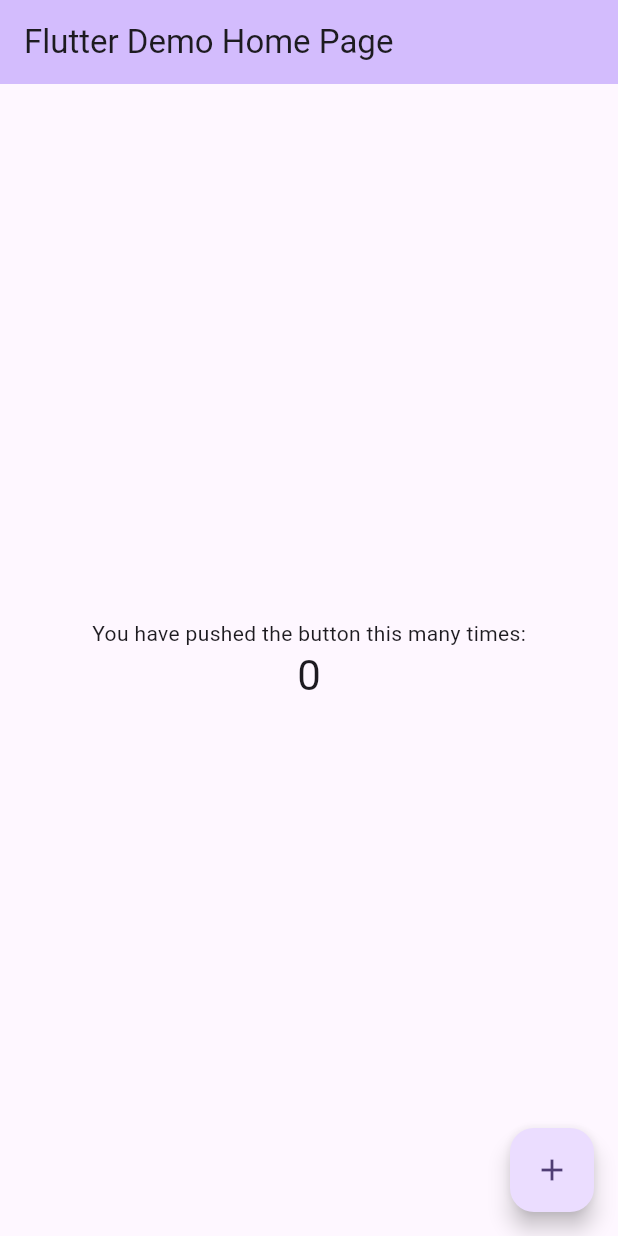
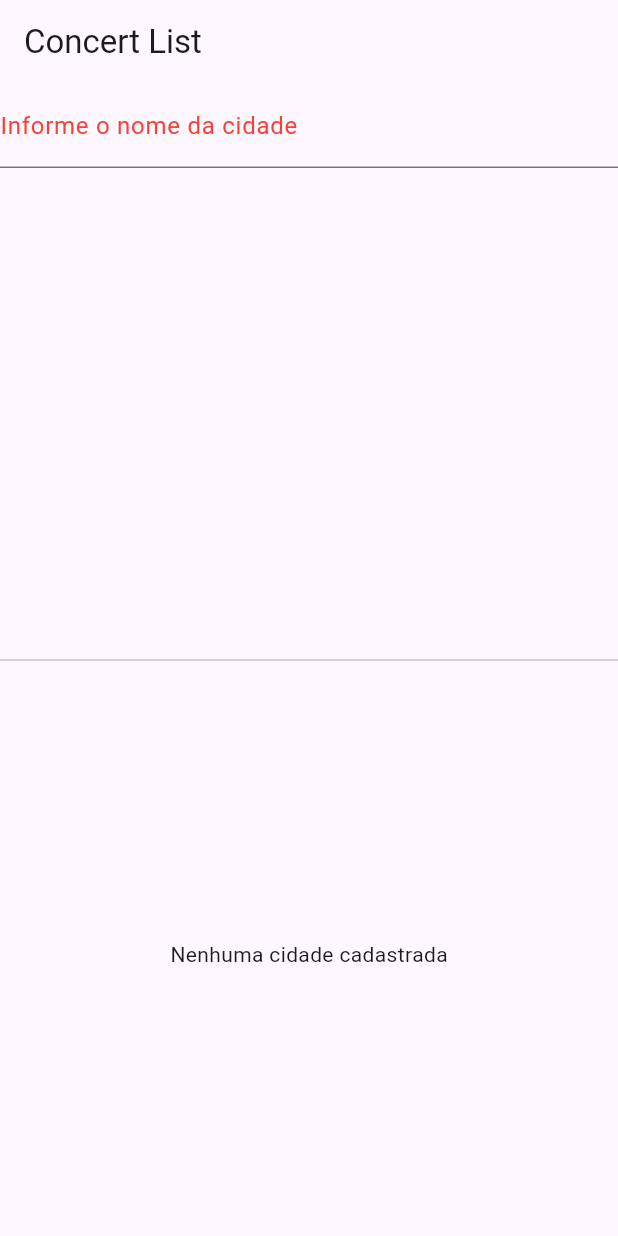
Before and after one commit to mviniciussantos/flutter_weather, a Flutter app: the screen it shows after launch, on a phone screen of 412 x 824 dp. Run offline on Flutter 3.47's test engine with Material 3 defaults, Android fonts, the phone set to English and light mode, and no system bars; our stand-ins replace bloc, dartz, dio, equatable, flutter_bloc, hive and 1 more; accounts and stored records are empty.

Commit message:
Add view pages

```diff
--- a/lib/home/bloc/home/home_bloc.dart
+++ b/lib/home/bloc/home/home_bloc.dart
@@ -1,13 +1,61 @@
+import 'dart:async';
+
 import 'package:bloc/bloc.dart';
+import 'package:equatable/equatable.dart';
+import 'package:hive/hive.dart';
 import 'package:meta/meta.dart';
+import 'package:open_weather_api/open_weather_api.dart';
 
 part 'home_event.dart';
+
 part 'home_state.dart';
 
 class HomeBloc extends Bloc<HomeEvent, HomeState> {
+  final _cityBox = 'cityBox';
+
   HomeBloc() : super(HomeInitial()) {
-    on<HomeEvent>((event, emit) {
-      // TODO: implement event handler
-    });
+    on<AddItemEvent>(_onAddItemEvent);
+    on<RemoveItemEvent>(_onRemoveItemEvent);
+    on<LoadLocalDataEvent>(_onLoadLocalDataEvent);
+
+    add(LoadLocalDataEvent());
+  }
+
+  FutureOr<void> _onAddItemEvent(
+      AddItemEvent event, Emitter<HomeState> emit) async {
+    if (state is ItemsLoaded) {
+      final currentState = state as ItemsLoaded;
+      final updatedList = List<City>.from(currentState.items)..add(event.city);
+      emit(ItemsLoaded(items: updatedList));
+    } else {
+      emit(ItemsLoaded(items: [event.city]));
+    }
+    var cityBox = await Hive.openBox<City>(_cityBox);
+    cityBox.put(event.city.name, event.city);
+  }
+
+  FutureOr<void> _onRemoveItemEvent(
+      RemoveItemEvent event, Emitter<HomeState> emit) async {
+    if (state is ItemsLoaded) {
+      final currentState = state as ItemsLoaded;
+
+      final updatedList = List<City>.from(currentState.items)
+        ..removeWhere((city) => city.name == event.city.name);
+
+      var cityBox = await Hive.openBox<City>(_cityBox);
+
+      await cityBox.delete(event.city.name);
+
+      emit(ItemsLoaded(items: updatedList));
+    }
+  }
+
+  FutureOr<void> _onLoadLocalDataEvent(
+      LoadLocalDataEvent event, Emitter<HomeState> emit) async {
+    var cityBox = await Hive.openBox<City>(_cityBox);
+
+    if (cityBox.isNotEmpty) {
+      emit(ItemsLoaded(items: cityBox.values.toList()));
+    }
   }
 }
--- a/lib/home/bloc/home/home_event.dart
+++ b/lib/home/bloc/home/home_event.dart
@@ -1,4 +1,18 @@
 part of 'home_bloc.dart';
 
 @immutable
-sealed class HomeEvent {}
+sealed class HomeEvent extends Equatable {}
+
+class AddItemEvent extends HomeEvent {
+  final City city;
+
+  AddItemEvent(this.city);
+
+  @override
+  List<Object> get props => [city];
+}
+
+class LoadLocalDataEvent extends HomeEvent {
+  @override
+  List<Object?> get props => [];
+}
--- a/lib/home/bloc/home/home_state.dart
+++ b/lib/home/bloc/home/home_state.dart
@@ -4,3 +4,20 @@ part of 'home_bloc.dart';
 sealed class HomeState {}
 
 final class HomeInitial extends HomeState {}
+
+class ItemsLoaded extends HomeState {
+  final List<City> items;
+
+  ItemsLoaded({required this.items});
+
+  List<Object> get props => [items];
+}
+
+class RemoveItemEvent extends HomeEvent {
+  final City city;
+
+  RemoveItemEvent(this.city);
+
+  @override
+  List<Object> get props => [city];
+}
--- a/lib/home/bloc/search/search_event.dart
+++ b/lib/home/bloc/search/search_event.dart
@@ -2,3 +2,11 @@ part of 'search_bloc.dart';
 
 @immutable
 sealed class SearchEvent {}
+
+class SearchCityName extends SearchEvent {
+  final String name;
+
+  SearchCityName({required this.name});
+}
+
+class SearchReset extends SearchEvent {}
--- a/lib/home/bloc/search/search_state.dart
+++ b/lib/home/bloc/search/search_state.dart
@@ -1,6 +1,15 @@
 part of 'search_bloc.dart';
 
-@immutable
 sealed class SearchState {}
 
-final class SearchInitial extends SearchState {}
+final class SearchInitialState extends SearchState {}
+
+final class SearchLoadingState extends SearchState {}
+
+final class SearchErrorState extends SearchState {}
+
+class SearchSuccess extends SearchState {
+  final List<City> cities;
+
+  SearchSuccess({required this.cities});
+}
--- /dev/null
+++ b/lib/home/view/pages/home_page.dart
@@ -0,0 +1,31 @@
+import 'package:flutter/material.dart';
+import 'package:flutter_weather/home/view/widgets/city_list_widget.dart';
+import 'package:flutter_weather/home/view/widgets/search_widget.dart';
+
+class HomePage extends StatelessWidget {
+  const HomePage({super.key});
+
+  @override
+  Widget build(BuildContext context) {
+    return Scaffold(
+      appBar: AppBar(
+        title: const Text('Concert List'),
+      ),
+      body: const SafeArea(
+        child: Column(
+          children: [
+            Expanded(
+              flex: 1,
+              child: SearchWidget(),
+            ),
+            Divider(),
+            Expanded(
+              flex: 1,
+              child: CityListWidget(),
+            )
+          ],
+        ),
+      ),
+    );
+  }
+}
--- /dev/null
+++ b/lib/home/view/widgets/city_list_widget.dart
@@ -0,0 +1,51 @@
+import 'package:flutter/material.dart';
+import 'package:flutter_bloc/flutter_bloc.dart';
+import 'package:flutter_weather/home/bloc/home/home_bloc.dart';
+import 'package:flutter_weather/weather/view/pages/weather_page.dart';
+
+class CityListWidget extends StatelessWidget {
+  const CityListWidget({super.key});
+
+  @override
+  Widget build(BuildContext context) {
+    return BlocBuilder<HomeBloc, HomeState>(
+      builder: (context, state) {
+        if (state is ItemsLoaded) {
+          if (state.items.isEmpty) {
+            return const Center(
+              child: Text('Nenhuma cidade cadastrada'),
+            );
+          }
+          return Expanded(
+            child: ListView.builder(
+              itemCount: state.items.length,
+              itemBuilder: (context, index) {
+                return ListTile(
+                  title: GestureDetector(
+                    child: Text(state.items[index].name),
+                    onTap: () => Navigator.of(context).push(
+                      MaterialPageRoute(
+                        builder: (context) => WeatherPage(
+                          city: state.items[index],
+                        ),
+                      ),
+                    ),
+                  ),
+                  trailing: IconButton(
+                    icon: const Icon(Icons.delete),
+                    onPressed: () => context
+                        .read<HomeBloc>()
+                        .add(RemoveItemEvent(state.items[index])),
+                  ),
+                );
+              },
+            ),
+          );
+        }
+        return const Center(
+          child: Text('Nenhuma cidade cadastrada'),
+        );
+      },
+    );
+  }
+}
--- /dev/null
+++ b/lib/home/view/widgets/search_widget.dart
@@ -0,0 +1,91 @@
+import 'package:flutter/material.dart';
+import 'package:flutter_bloc/flutter_bloc.dart';
+import 'package:flutter_weather/home/bloc/home/home_bloc.dart';
+import 'package:flutter_weather/home/bloc/search/search_bloc.dart';
+import 'package:hive/hive.dart';
+import 'package:open_weather_api/open_weather_api.dart';
+
+class SearchWidget extends StatefulWidget {
+  const SearchWidget({super.key});
+
+  @override
+  State<SearchWidget> createState() => _SearchWidgetState();
+}
+
+class _SearchWidgetState extends State<SearchWidget> {
+  final TextEditingController _controller = TextEditingController();
+  final _cityBox = 'cityBox';
+
+  @override
+  void initState() {
+    super.initState();
+    _controller.addListener(_onTextChanged);
+  }
+
+  @override
+  Widget build(BuildContext context) {
+    return Column(
+      children: [
+        TextField(
+          controller: _controller,
+          decoration: const InputDecoration(
+              labelText: 'Informe o nome da cidade',
+              labelStyle: TextStyle(color: Colors.red)),
+          onChanged: (value) => _onTextChanged,
+        ),
+        BlocBuilder<SearchBloc, SearchState>(
+          builder: (context, state) {
+            if (state is SearchLoadingState) {
+              return const Center(child: CircularProgressIndicator());
+            } else if (state is SearchErrorState) {
+              return const Center(
+                child: Text(
+                    'Houve um problema na busca, tente novamente mais tarde'),
+              );
+            } else if (state is SearchSuccess) {
+              return Expanded(
+                child: ListView.builder(
+                  itemCount: state.cities.length,
+                  itemBuilder: (context, index) {
+                    var city = state.cities[index];
+                    return ListTile(
+                        title: Text('${city.name}  -  ${city.country}'),
+                        onTap: () => _onAddItem(city));
+                  },
+                ),
+              );
+            }
+
+            return Container();
+          },
+        )
+      ],
+    );
+  }
+
+  void _onAddItem(City city) {
+    _saveLocal(city);
+    context.read<HomeBloc>().add(AddItemEvent(city));
+    context.read<SearchBloc>().add(SearchReset());
+    _controller.clear();
+  }
+
+  void _saveLocal(City city) async {
+    var cityBox = await Hive.openBox<City>(_cityBox);
+    await cityBox.put(city.name, city);
+  }
+
+  void _onTextChanged() {
+    final query = _controller.text;
+    if (query.isNotEmpty) {
+      context.read<SearchBloc>().add(SearchCityName(name: query));
+    }
+  }
+
+  @override
+  void dispose() {
+    _controller.removeListener(_onTextChanged);
+    _controller.dispose();
+    super.dispose();
+  }
+}
--- a/lib/main.dart
+++ b/lib/main.dart
@@ -1,125 +1,70 @@
 import 'package:flutter/material.dart';
+import 'package:flutter_bloc/flutter_bloc.dart';
+import 'package:flutter_weather/weather/bloc/weather_bloc.dart';
+import 'package:hive_flutter/hive_flutter.dart';
+import 'package:open_weather_api/open_weather_api.dart';
+import 'package:provider/provider.dart';
+import 'package:weather_repository/weather_repository.dart';
 
-void main() {
-  runApp(const MyApp());
+import 'home/bloc/home/home_bloc.dart';
+import 'home/bloc/search/search_bloc.dart';
+import 'home/view/pages/home_page.dart';
+
+void main() async {
+  WidgetsFlutterBinding.ensureInitialized();
+  await Hive.initFlutter();
+
+  _registerHiveAdapters();
+
+  runApp(
+    MultiProvider(
+      providers: [
+        Provider<IHttpClient>(create: (_) => HttpClient()),
+        Provider<IWeatherService>(
+            create: (context) =>
+                OpenWeatherApiClient(httpClient: context.read<IHttpClient>())),
+        Provider<IWeatherRepository>(
+            create: (context) =>
+                WeatherRepository(service: context.read<IWeatherService>())),
+        BlocProvider(
+          create: (context) => SearchBloc(context.read<IWeatherRepository>()),
+        ),
+        BlocProvider(
+          create: (context) => HomeBloc(),
+        ),
+        BlocProvider(
+          create: (context) => WeatherBloc(context.read<IWeatherRepository>()),
+        ),
+      ],
+      child: const MyApp(),
+    ),
+  );
+}
+
+void _registerHiveAdapters() {
+  Hive.registerAdapter(WeatherResponseAdapter());
+  Hive.registerAdapter(WeatherAdapter());
+  Hive.registerAdapter(CityAdapter());
+  Hive.registerAdapter(MainAdapter());
+  Hive.registerAdapter(WindAdapter());
+  Hive.registerAdapter(CloudsAdapter());
+  Hive.registerAdapter(SysAdapter());
+  Hive.registerAdapter(CoordAdapter());
+  Hive.registerAdapter(ForecastAdapter());
 }
 
 class MyApp extends StatelessWidget {
   const MyApp({super.key});
 
-  // This widget is the root of your application.
   @override
   Widget build(BuildContext context) {
     return MaterialApp(
       title: 'Flutter Demo',
       theme: ThemeData(
-        // This is the theme of your application.
-        //
-        // TRY THIS: Try running your application with "flutter run". You'll see
-        // the application has a purple toolbar. Then, without quitting the app,
-        // try changing the seedColor in the colorScheme below to Colors.green
-        // and then invoke "hot reload" (save your changes or press the "hot
-        // reload" button in a Flutter-supported IDE, or press "r" if you used
-        // the command line to start the app).
-        //
-        // Notice that the counter didn't reset back to zero; the application
-        // state is not lost during the reload. To reset the state, use hot
-        // restart instead.
-        //
-        // This works for code too, not just values: Most code changes can be
-        // tested with just a hot reload.
         colorScheme: ColorScheme.fromSeed(seedColor: Colors.deepPurple),
         useMaterial3: true,
       ),
-      home: const MyHomePage(title: 'Flutter Demo Home Page'),
+      home: const HomePage(),
     );
   }
 }
-
-class MyHomePage extends StatefulWidget {
-  const MyHomePage({super.key, required this.title});
-
-  // This widget is the home page of your application. It is stateful, meaning
-  // that it has a State object (defined below) that contains fields that affect
-  // how it looks.
-
-  // This class is the configuration for the state. It holds the values (in this
-  // case the title) provided by the parent (in this case the App widget) and
-  // used by the build method of the State. Fields in a Widget subclass are
-  // always marked "final".
-
-  final String title;
-
-  @override
-  State<MyHomePage> createState() => _MyHomePageState();
-}
-
-class _MyHomePageState extends State<MyHomePage> {
-  int _counter = 0;
-
-  void _incrementCounter() {
-    setState(() {
-      // This call to setState tells the Flutter framework that something has
-      // changed in this State, which causes it to rerun the build method below
-      // so that the display can reflect the updated values. If we changed
-      // _counter without calling setState(), then the build method would not be
-      // called again, and so nothing would appear to happen.
-      _counter++;
-    });
-  }
-
-  @override
-  Widget build(BuildContext context) {
-    // This method is rerun every time setState is called, for instance as done
-    // by the _incrementCounter method above.
-    //
-    // The Flutter framework has been optimized to make rerunning build methods
-    // fast, so that you can just rebuild anything that needs updating rather
-    // than having to individually change instances of widgets.
-    return Scaffold(
-      appBar: AppBar(
-        // TRY THIS: Try changing the color here to a specific color (to
-        // Colors.amber, perhaps?) and trigger a hot reload to see the AppBar
-        // change color while the other colors stay the same.
-        backgroundColor: Theme.of(context).colorScheme.inversePrimary,
-        // Here we take the value from the MyHomePage object that was created by
-        // the App.build method, and use it to set our appbar title.
-        title: Text(widget.title),
-      ),
-      body: Center(
-        // Center is a layout widget. It takes a single child and positions it
-        // in the middle of the parent.
-        child: Column(
-          // Column is also a layout widget. It takes a list of children and
-          // arranges them vertically. By default, it sizes itself to fit its
-          // children horizontally, and tries to be as tall as its parent.
-          //
-          // Column has various properties to control how it sizes itself and
-          // how it positions its children. Here we use mainAxisAlignment to
-          // center the children vertically; the main axis here is the vertical
-          // axis because Columns are vertical (the cross axis would be
-          // horizontal).
-          //
-          // TRY THIS: Invoke "debug painting" (choose the "Toggle Debug Paint"
-          // action in the IDE, or press "p" in the console), to see the
-          // wireframe for each widget.
-          mainAxisAlignment: MainAxisAlignment.center,
-          children: <Widget>[
-            const Text(
-              'You have pushed the button this many times:',
-            ),
-            Text(
-              '$_counter',
-              style: Theme.of(context).textTheme.headlineMedium,
-            ),
-          ],
-        ),
-      ),
-      floatingActionButton: FloatingActionButton(
-        onPressed: _incrementCounter,
-        tooltip: 'Increment',
-        child: const Icon(Icons.add),
-      ), // This trailing comma makes auto-formatting nicer for build methods.
-    );
-  }
-}
```
Also changed, not shown: lib/home/bloc/search/search_bloc.dart (+43 -4 lines), lib/weather/bloc/weather_bloc.dart (+89 -3 lines), lib/weather/bloc/weather_event.dart (+9 -0 lines), lib/weather/bloc/weather_state.dart (+16 -1 lines), lib/weather/view/pages/weather_page.dart (added, +74 -0 lines), lib/weather/view/widgets/city_forecast_widget.dart (+6 -6 lines), lib/weather/view/widgets/city_weather_widget.dart (+6 -6 lines).
